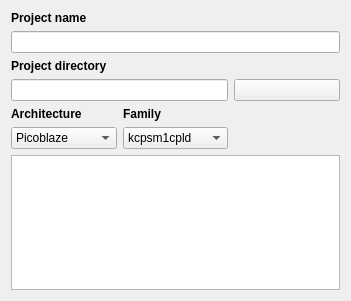
Above: IDE/GUI/dialogs/projectdlg/projectdlg_general.ui from AbyssAbbeba/MDS-picoblaze-AVR-ide before the change. Below: the same form after it.
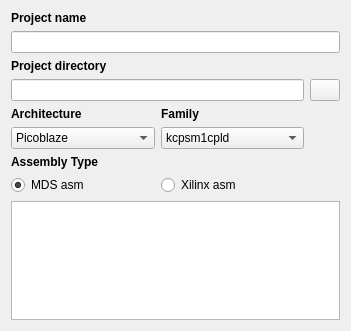
That is the form after the change.

What changed in the file:
```diff
--- a/IDE/GUI/dialogs/projectdlg/projectdlg_general.ui
+++ b/IDE/GUI/dialogs/projectdlg/projectdlg_general.ui
@@ -7,7 +7,7 @@
     <x>0</x>
     <y>0</y>
     <width>351</width>
-    <height>301</height>
+    <height>331</height>
    </rect>
   </property>
   <property name="windowTitle">
@@ -45,6 +45,18 @@
    </item>
    <item row="3" column="2">
     <widget class="QPushButton" name="btnChange">
+     <property name="minimumSize">
+      <size>
+       <width>30</width>
+       <height>0</height>
+      </size>
+     </property>
+     <property name="maximumSize">
+      <size>
+       <width>30</width>
+       <height>16777215</height>
+      </size>
+     </property>
      <property name="text">
       <string/>
      </property>
@@ -85,6 +97,16 @@
      </item>
     </widget>
    </item>
+   <item row="9" column="0" colspan="3">
+    <widget class="QTextEdit" name="teNotes">
+     <property name="readOnly">
+      <bool>true</bool>
+     </property>
+    </widget>
+   </item>
+   <item row="1" column="0" colspan="3">
+    <widget class="QLineEdit" name="leName"/>
+   </item>
    <item row="5" column="1">
     <widget class="QComboBox" name="cmbFamily">
      <item>
@@ -114,15 +136,35 @@
      </item>
     </widget>
    </item>
-   <item row="6" column="0" colspan="3">
-    <widget class="QTextEdit" name="teNotes">
-     <property name="readOnly">
+   <item row="6" column="0">
+    <widget class="QLabel" name="label_5">
+     <property name="font">
+      <font>
+       <weight>75</weight>
+       <bold>true</bold>
+      </font>
+     </property>
+     <property name="text">
+      <string>Assembly Type</string>
+     </property>
+    </widget>
+   </item>
+   <item row="7" column="0">
+    <widget class="QRadioButton" name="rbMSD">
+     <property name="text">
+      <string>MDS asm</string>
+     </property>
+     <property name="checked">
       <bool>true</bool>
      </property>
     </widget>
    </item>
-   <item row="1" column="0" colspan="3">
-    <widget class="QLineEdit" name="leName"/>
+   <item row="7" column="1">
+    <widget class="QRadioButton" name="rbXilinx">
+     <property name="text">
+      <string>Xilinx asm</string>
+     </property>
+    </widget>
    </item>
   </layout>
  </widget>
```
